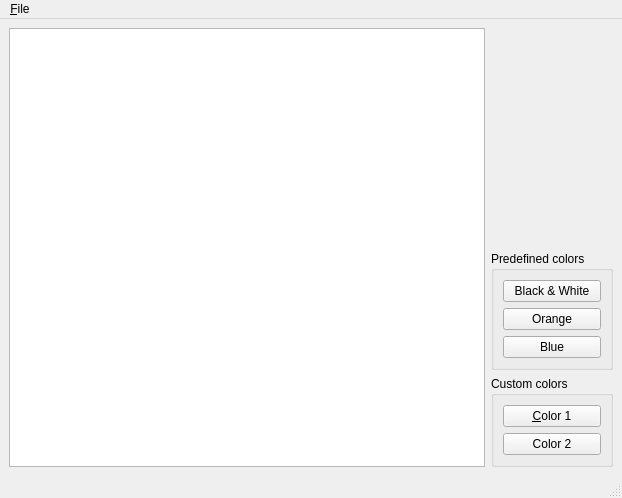
alexisrobert/qmmpaper, file qmmpaper.ui: the form before one commit.
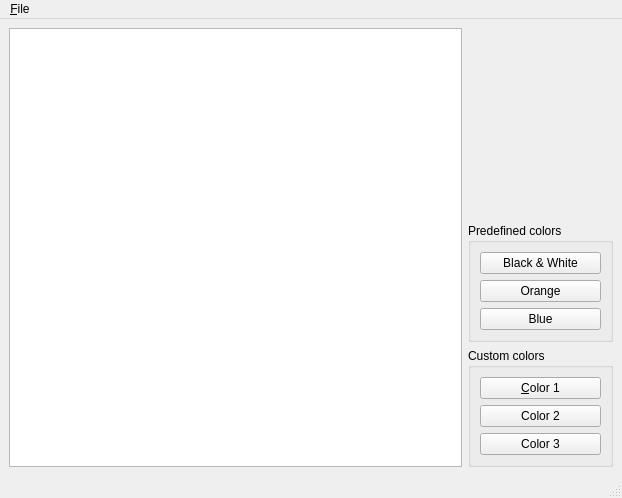
The form after the commit.

Commit message:
[hg-to-svn @ 631ffedebc946e969aaf40ed822a13ebe603a542] Add color 3
Original author: Alexis ROBERT <alexis@fnux.org>

extra : convert_revision : svn%3A39c084ec-cf30-0410-831f-6db5eb452e64/trunk%409

Patch:
```diff
--- a/qmmpaper.ui
+++ b/qmmpaper.ui
@@ -26,8 +26,8 @@
         </property>
         <property name="sizeHint" >
          <size>
-          <width>20</width>
-          <height>131</height>
+          <width>145</width>
+          <height>151</height>
          </size>
         </property>
        </spacer>
@@ -82,6 +82,13 @@
            </property>
           </widget>
          </item>
+         <item>
+          <widget class="QPushButton" name="color3button" >
+           <property name="text" >
+            <string>Color 3</string>
+           </property>
+          </widget>
+         </item>
         </layout>
        </widget>
       </item>
```
The commit also changes 2 other files.
